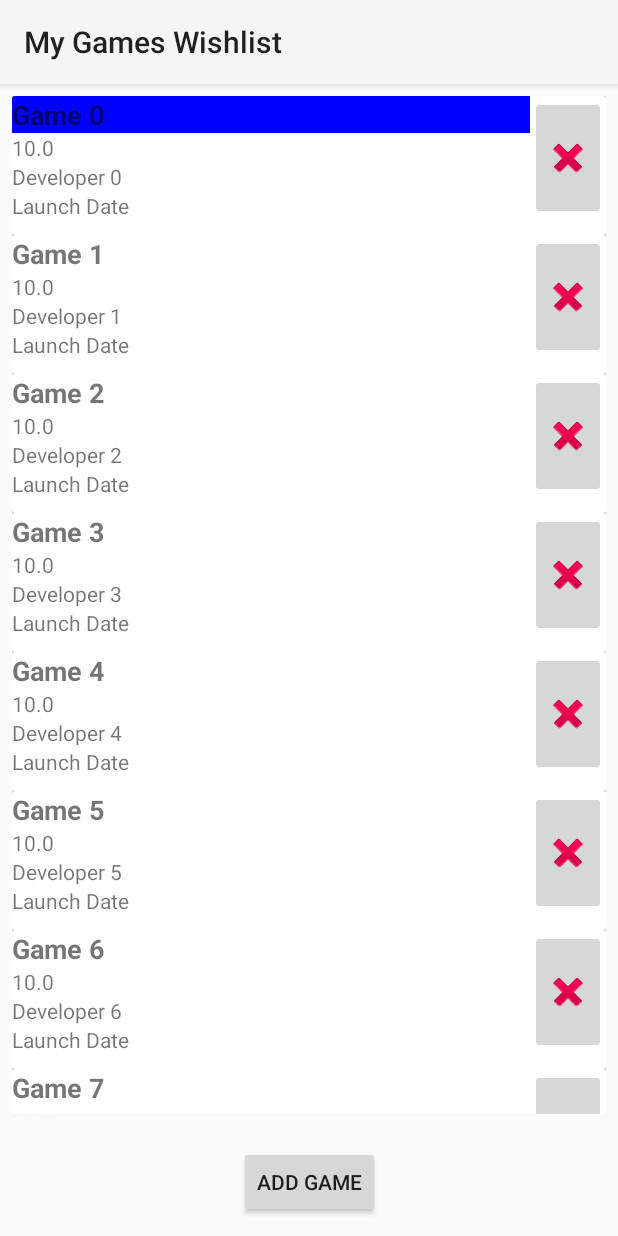
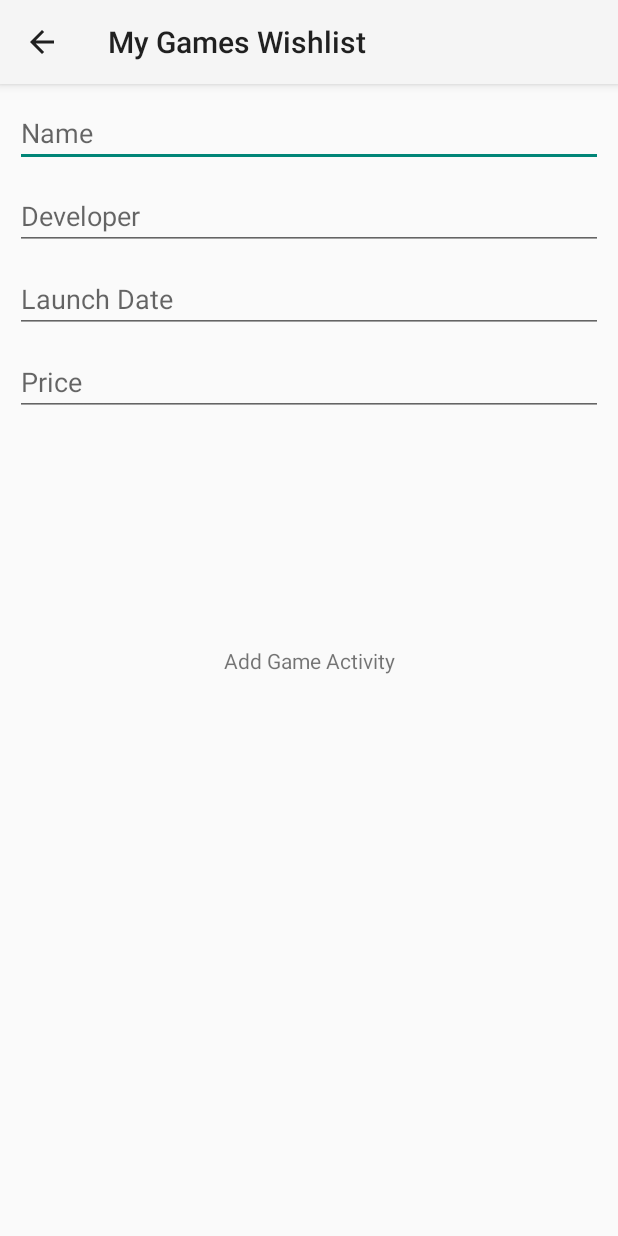
Before and after one commit to Gustavo-F/Programacao-Dispositivos-Moveis, an Android app: the screen it shows after launch (MainActivity before the commit, AddGameActivity after it), after a tap on "ADD GAME", on a phone screen of 412 x 824 dp. Run offline under Robolectric (Android 15) with nearby library versions, the phone set to English and light mode, and no system bars.

Commit message:
Adicionada activity para adição de jogo na lista de desejo.

```diff
--- a/Lista-de-Desejos/app/src/main/AndroidManifest.xml
+++ b/Lista-de-Desejos/app/src/main/AndroidManifest.xml
@@ -9,6 +9,12 @@
         android:roundIcon="@mipmap/ic_launcher_round"
         android:supportsRtl="true"
         android:theme="@style/Theme.ListaDeDesejos">
+        <activity android:name=".AddGameActivity"
+            android:parentActivityName=".MainActivity">
+            <meta-data
+                android:name="android.support.PARENT_ACTIVITY"
+                android:value=".MainActivity" />
+        </activity>
         <activity android:name=".MainActivity">
             <intent-filter>
                 <action android:name="android.intent.action.MAIN" />
--- /dev/null
+++ b/Lista-de-Desejos/app/src/main/java/com/example/listadedesejos/AddGameActivity.kt
@@ -0,0 +1,11 @@
+package com.example.listadedesejos
+
+import androidx.appcompat.app.AppCompatActivity
+import android.os.Bundle
+
+class AddGameActivity : AppCompatActivity() {
+    override fun onCreate(savedInstanceState: Bundle?) {
+        super.onCreate(savedInstanceState)
+        setContentView(R.layout.activity_add_game)
+    }
+}
--- a/Lista-de-Desejos/app/src/main/java/com/example/listadedesejos/MainActivity.kt
+++ b/Lista-de-Desejos/app/src/main/java/com/example/listadedesejos/MainActivity.kt
@@ -1,5 +1,6 @@
 package com.example.listadedesejos
 
+import android.content.Intent
 import androidx.appcompat.app.AppCompatActivity
 import android.os.Bundle
 import android.view.View
@@ -33,11 +34,13 @@ class MainActivity : AppCompatActivity(), OnGameClickListener {
         return list
     }
 
-    fun insertButton(view: View) {
-        val jogo = Game(R.drawable.ic_baseline_adb_24, "New Game", 10.0f,null, "Developer")
-        val position = Random.nextInt(0, 8)
-        games.add(position, jogo)
-        adapter.notifyItemInserted(position)
+    fun addGame(view: View) {
+        val intent = Intent(this, AddGameActivity::class.java)
+        startActivity(intent)
+//        val jogo = Game(R.drawable.ic_baseline_adb_24, "New Game", 10.0f,null, "Developer")
+//        val position = Random.nextInt(0, 8)
+//        games.add(position, jogo)
+//        adapter.notifyItemInserted(position)
     }
 
     override fun onRemoveButtonClick(position: Int) {
--- /dev/null
+++ b/Lista-de-Desejos/app/src/main/res/layout/activity_add_game.xml
@@ -0,0 +1,75 @@
+<?xml version="1.0" encoding="utf-8"?>
+<androidx.constraintlayout.widget.ConstraintLayout xmlns:android="http://schemas.android.com/apk/res/android"
+    xmlns:app="http://schemas.android.com/apk/res-auto"
+    xmlns:tools="http://schemas.android.com/tools"
+    android:layout_width="match_parent"
+    android:layout_height="match_parent"
+    tools:context=".AddGameActivity">
+
+    <TextView
+        android:id="@+id/textView"
+        android:layout_width="wrap_content"
+        android:layout_height="wrap_content"
+        android:text="Add Game Activity"
+        app:layout_constraintBottom_toBottomOf="parent"
+        app:layout_constraintEnd_toEndOf="parent"
+        app:layout_constraintStart_toStartOf="parent"
+        app:layout_constraintTop_toTopOf="parent" />
+
+    <EditText
+        android:id="@+id/gameNameEditTextView"
+        android:layout_width="match_parent"
+        android:layout_height="wrap_content"
+        android:layout_marginStart="10dp"
+        android:layout_marginTop="10dp"
+        android:layout_marginEnd="10dp"
+        android:hint="@string/name"
+        android:inputType="text"
+        app:layout_constraintEnd_toEndOf="parent"
+        app:layout_constraintStart_toStartOf="parent"
+        app:layout_constraintTop_toTopOf="parent" />
+
+    <EditText
+        android:id="@+id/gameDeveloperEditTextView"
+        android:layout_width="match_parent"
+        android:layout_height="wrap_content"
+        android:layout_marginStart="10dp"
+        android:layout_marginTop="10dp"
+        android:layout_marginEnd="10dp"
+        android:ems="10"
+        android:hint="@string/developer"
+        android:inputType="text"
+        app:layout_constraintEnd_toEndOf="parent"
+        app:layout_constraintStart_toStartOf="parent"
+        app:layout_constraintTop_toBottomOf="@+id/gameNameEditTextView" />
+
+    <EditText
+        android:id="@+id/gameLaunchDateEditTextView"
+        android:layout_width="match_parent"
+        android:layout_height="wrap_content"
+        android:layout_marginStart="10dp"
+        android:layout_marginTop="10dp"
+        android:layout_marginEnd="10dp"
+        android:ems="10"
+        android:hint="@string/launch_date"
+        android:inputType="date"
+        app:layout_constraintEnd_toEndOf="parent"
+        app:layout_constraintStart_toStartOf="parent"
+        app:layout_constraintTop_toBottomOf="@+id/gameDeveloperEditTextView" />
+
+    <EditText
+        android:id="@+id/gamePriceEditTextView"
+        android:layout_width="match_parent"
+        android:layout_height="wrap_content"
+        android:layout_marginStart="10dp"
+        android:layout_marginTop="10dp"
+        android:layout_marginEnd="10dp"
+        android:ems="10"
+        android:hint="@string/price"
+        android:inputType="numberDecimal"
+        app:layout_constraintEnd_toEndOf="parent"
+        app:layout_constraintHorizontal_bias="0.572"
+        app:layout_constraintStart_toStartOf="parent"
+        app:layout_constraintTop_toBottomOf="@+id/gameLaunchDateEditTextView" />
+
+</androidx.constraintlayout.widget.ConstraintLayout>
--- a/Lista-de-Desejos/app/src/main/res/layout/activity_main.xml
+++ b/Lista-de-Desejos/app/src/main/res/layout/activity_main.xml
@@ -12,17 +12,18 @@
         android:layout_height="match_parent"
         android:padding="8dp"
         android:layout_marginBottom="73dp"
-        tools:listitem="@layout/item"></androidx.recyclerview.widget.RecyclerView>
+        tools:listitem="@layout/item" />
 
     <Button
         android:id="@+id/insertButton"
         android:layout_width="wrap_content"
         android:layout_height="wrap_content"
         android:layout_margin="12dp"
-        android:onClick="insertButton"
+        android:onClick="addGame"
         android:text="@string/insert"
         app:layout_constraintBottom_toBottomOf="parent"
         app:layout_constraintEnd_toEndOf="parent"
-        app:layout_constraintStart_toStartOf="parent"></Button>
+        app:layout_constraintStart_toStartOf="parent"
+        tools:ignore="UsingOnClickInXml" />
 
 </androidx.constraintlayout.widget.ConstraintLayout>
--- a/Lista-de-Desejos/app/src/main/res/values/strings.xml
+++ b/Lista-de-Desejos/app/src/main/res/values/strings.xml
@@ -6,4 +6,5 @@
     <string name="developer">Developer</string>
     <string name="name">Name</string>
     <string name="price_example">R$ 10,0</string>
+    <string name="price">Price</string>
 </resources>
```
